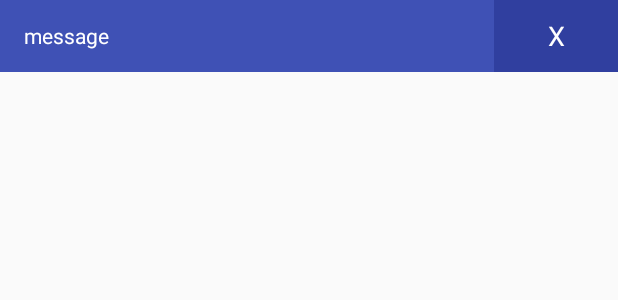
After one commit to dyns/droidterpreter, an Android app: the layout toast.xml on its own in the app's theme, with its tools: preview values and no code run, on a phone screen of 412 x 824 dp. The commit adds this screen. Shown: the top 300 px of the screen. Run offline under Robolectric (Android 15) with nearby library versions, the phone set to English and light mode, and no system bars.

Commit message:
Add custom toast, fix mult error

```diff
--- a/app/src/main/java/a84934/droidterpreter/GraphView/BlockParser.kt
+++ b/app/src/main/java/a84934/droidterpreter/GraphView/BlockParser.kt
@@ -27,7 +27,7 @@ fun parseBlocks(b : Block?) : Interpreter.Expr{
             Interpreter.Expr.NumE(bVal.number)
         }
         is MultBV -> {
-            Interpreter.Expr.AddE(
+            Interpreter.Expr.MultE(
                     parseBlocks(bVal.leftBlock),
                     parseBlocks(bVal.rightBlock)
             )
--- /dev/null
+++ b/app/src/main/res/layout/toast.xml
@@ -0,0 +1,32 @@
+<?xml version="1.0" encoding="utf-8"?>
+<LinearLayout
+    xmlns:android="http://schemas.android.com/apk/res/android"
+    android:id="@+id/toastBar"
+    android:orientation="horizontal"
+    android:layout_width="match_parent"
+    android:layout_height="48dp">
+
+    <TextView
+        android:id="@+id/toastTV"
+        android:textSize="14sp"
+        android:textColor="@android:color/white"
+        android:background="@color/colorPrimary"
+        android:paddingLeft="16dp"
+        android:gravity="center_vertical"
+        android:text="message"
+        android:layout_width="0dp"
+        android:layout_height="match_parent"
+        android:layout_weight="4"/>
+
+    <TextView
+        android:id="@+id/closeToastTV"
+        android:textSize="18sp"
+        android:textColor="@android:color/white"
+        android:background="@color/colorPrimaryDark"
+        android:gravity="center"
+        android:text="X"
+        android:layout_width="0dp"
+        android:layout_height="match_parent"
+        android:layout_weight="1"/>
+
+</LinearLayout>
```
Also changed, not shown: app/src/main/java/a84934/droidterpreter/GraphView/GController.kt (+33 -5 lines), app/src/main/java/a84934/droidterpreter/GraphView/GView.java (+3 -48 lines), app/src/main/java/a84934/droidterpreter/GraphView/GViewContainer.java (added, +38 -0 lines), app/src/main/java/a84934/droidterpreter/MainActivity.kt (+9 -7 lines), app/src/main/res/layout/activity_main.xml (+19 -2 lines).
